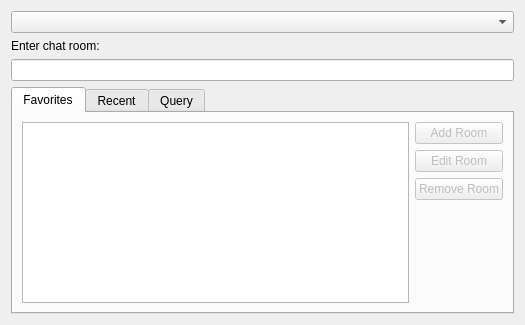
Old version of the form KTp/Widgets/join-chat-room-dialog.ui in the repository dci-debian-kde-applications/ktp-common-internals.
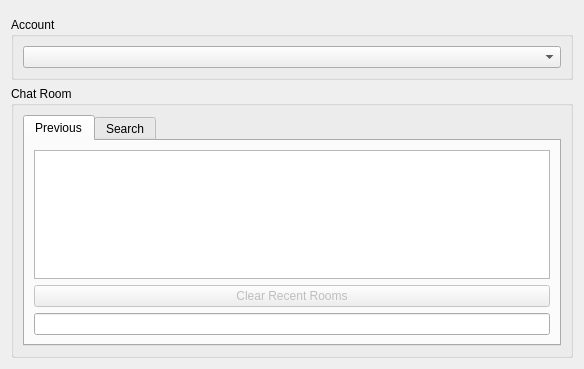
New version of the form. Icons and pictures are not drawn. Custom widgets are drawn as their Qt base class.

Patch:
```diff
--- a/KTp/Widgets/join-chat-room-dialog.ui
+++ b/KTp/Widgets/join-chat-room-dialog.ui
@@ -6,8 +6,8 @@
    <rect>
     <x>0</x>
     <y>0</y>
-    <width>525</width>
-    <height>325</height>
+    <width>584</width>
+    <height>369</height>
    </rect>
   </property>
   <property name="minimumSize">
@@ -21,105 +21,71 @@
   </property>
   <layout class="QVBoxLayout" name="verticalLayout">
    <item>
-    <widget class="KTp::AccountsComboBox" name="comboBox"/>
+    <widget class="KMessageWidget" name="feedbackWidget" native="true"/>
    </item>
    <item>
-    <widget class="QLabel" name="label">
-     <property name="text">
-      <string>Enter chat room:</string>
+    <widget class="QGroupBox" name="accountGroupBox">
+     <property name="sizePolicy">
+      <sizepolicy hsizetype="Preferred" vsizetype="Minimum">
+       <horstretch>0</horstretch>
+       <verstretch>0</verstretch>
+      </sizepolicy>
      </property>
-    </widget>
-   </item>
+     <property name="title">
+      <string>Account</string>
+     </property>
+     <layout class="QHBoxLayout" name="horizontalLayout_2">
    <item>
-    <widget class="KLineEdit" name="lineEdit">
-     <property name="showClearButton" stdset="0">
-      <bool>true</bool>
+       <widget class="KTp::AccountsComboBox" name="comboBox">
+        <property name="sizePolicy">
+         <sizepolicy hsizetype="Expanding" vsizetype="Fixed">
+          <horstretch>0</horstretch>
+          <verstretch>0</verstretch>
+         </sizepolicy>
      </property>
     </widget>
    </item>
+     </layout>
+    </widget>
+   </item>
+   <item>
+    <widget class="QGroupBox" name="chatRoomGroupBox">
+     <property name="sizePolicy">
+      <sizepolicy hsizetype="Preferred" vsizetype="Expanding">
+       <horstretch>0</horstretch>
+       <verstretch>0</verstretch>
+      </sizepolicy>
+     </property>
+     <property name="title">
+      <string>Chat Room</string>
+     </property>
+     <layout class="QVBoxLayout" name="verticalLayout_2">
    <item>
     <widget class="QTabWidget" name="tabWidget">
      <property name="currentIndex">
       <number>0</number>
      </property>
-     <widget class="QWidget" name="favoritesTab">
+        <widget class="QWidget" name="previousTab">
       <attribute name="title">
-       <string>Favorites</string>
-      </attribute>
-      <layout class="QVBoxLayout" name="verticalLayout_3">
-       <item>
-        <layout class="QHBoxLayout" name="horizontalLayout_2">
-         <item>
-          <widget class="QListView" name="listView"/>
-         </item>
-         <item>
+          <string>Previous</string>
+         </attribute>
           <layout class="QVBoxLayout" name="verticalLayout_4">
            <item>
-            <widget class="QPushButton" name="addFavoritePushButton">
-             <property name="enabled">
-              <bool>false</bool>
-             </property>
-             <property name="text">
-              <string>Add Room</string>
-             </property>
-            </widget>
-           </item>
-           <item>
-            <widget class="QPushButton" name="editFavoritePushButton">
-             <property name="enabled">
+           <widget class="QTreeView" name="previousView">
+            <property name="alternatingRowColors">
+             <bool>true</bool>
+            </property>
+            <property name="rootIsDecorated">
               <bool>false</bool>
              </property>
-             <property name="text">
-              <string>Edit Room</string>
-             </property>
-            </widget>
-           </item>
-           <item>
-            <widget class="QPushButton" name="removeFavoritePushButton">
-             <property name="enabled">
-              <bool>false</bool>
-             </property>
-             <property name="text">
-              <string>Remove Room</string>
-             </property>
-            </widget>
-           </item>
-           <item>
-            <spacer name="verticalSpacer">
-             <property name="orientation">
-              <enum>Qt::Vertical</enum>
-             </property>
-             <property name="sizeHint" stdset="0">
-              <size>
-               <width>20</width>
-               <height>40</height>
-              </size>
-             </property>
-            </spacer>
-           </item>
-          </layout>
-         </item>
-        </layout>
-       </item>
-      </layout>
-     </widget>
-     <widget class="QWidget" name="recentTab">
-      <attribute name="title">
-       <string>Recent</string>
-      </attribute>
-      <layout class="QHBoxLayout" name="horizontalLayout_3">
-       <item>
-        <widget class="QListWidget" name="recentListWidget"/>
-       </item>
-       <item>
-        <layout class="QVBoxLayout" name="verticalLayout_5">
-         <item>
-          <widget class="QPushButton" name="removeRecentPushButton">
-           <property name="enabled">
-            <bool>false</bool>
-           </property>
-           <property name="text">
-            <string>Remove</string>
+            <property name="uniformRowHeights">
+             <bool>true</bool>
+            </property>
+            <property name="sortingEnabled">
+             <bool>true</bool>
+            </property>
+            <property name="allColumnsShowFocus">
+             <bool>true</bool>
            </property>
           </widget>
          </item>
@@ -129,32 +95,31 @@
             <bool>false</bool>
            </property>
            <property name="text">
-            <string>Clear list</string>
+             <string>Clear Recent Rooms</string>
+            </property>
+            <property name="icon">
+             <iconset theme="edit-clear-list">
+              <normaloff>../../../../../home/drdanz/.designer/backup</normaloff>../../../../../home/drdanz/.designer/backup</iconset>
            </property>
           </widget>
          </item>
          <item>
-          <spacer name="verticalSpacer_2">
-           <property name="orientation">
-            <enum>Qt::Vertical</enum>
-           </property>
-           <property name="sizeHint" stdset="0">
-            <size>
-             <width>20</width>
-             <height>40</height>
-            </size>
-           </property>
-          </spacer>
-         </item>
-        </layout>
-       </item>
-      </layout>
-     </widget>
-     <widget class="QWidget" name="queryTab">
+           <widget class="KLineEdit" name="lineEdit">
+            <property name="clickMessage">
+             <string>Enter chat room name or address</string>
+            </property>
+            <property name="showClearButton" stdset="0">
+             <bool>true</bool>
+            </property>
+           </widget>
+          </item>
+         </layout>
+        </widget>
+        <widget class="QWidget" name="searchTab">
       <attribute name="title">
-       <string>Query</string>
-      </attribute>
-      <layout class="QVBoxLayout" name="verticalLayout_2">
+          <string>Search</string>
+         </attribute>
+         <layout class="QVBoxLayout" name="verticalLayout_3">
        <item>
         <widget class="QLabel" name="serverLabel">
          <property name="text">
@@ -163,7 +128,7 @@
         </widget>
        </item>
        <item>
-        <layout class="QHBoxLayout" name="horizontalLayout">
+           <layout class="QHBoxLayout" name="queryHLayout">
          <item>
           <widget class="KLineEdit" name="serverLineEdit">
            <property name="placeholderText">
@@ -178,43 +143,47 @@
           </widget>
          </item>
          <item>
-          <widget class="QPushButton" name="queryPushButton">
+             <widget class="QToolButton" name="queryButton">
            <property name="enabled">
             <bool>false</bool>
            </property>
            <property name="text">
             <string>Query</string>
            </property>
-          </widget>
-         </item>
-         <item>
-          <widget class="QPushButton" name="stopPushButton">
-           <property name="enabled">
-            <bool>false</bool>
-           </property>
-           <property name="text">
-            <string>Stop</string>
+              <property name="icon">
+               <iconset theme="media-playback-start">
+                <normaloff/>
+               </iconset>
            </property>
           </widget>
          </item>
         </layout>
        </item>
        <item>
-        <widget class="QTreeView" name="treeView">
+           <widget class="QTreeView" name="queryView">
          <property name="alternatingRowColors">
           <bool>true</bool>
          </property>
-         <property name="selectionMode">
-          <enum>QAbstractItemView::ExtendedSelection</enum>
-         </property>
          <property name="rootIsDecorated">
           <bool>false</bool>
          </property>
          <property name="uniformRowHeights">
           <bool>true</bool>
          </property>
+            <property name="sortingEnabled">
+             <bool>true</bool>
+            </property>
          <property name="allColumnsShowFocus">
           <bool>true</bool>
+            </property>
+           </widget>
+          </item>
+          <item>
+           <layout class="QHBoxLayout" name="filterHLayout">
+            <item>
+             <widget class="QLabel" name="filterPicture">
+              <property name="text">
+               <string notr="true">Filter</string>
          </property>
         </widget>
        </item>
@@ -224,7 +193,7 @@
           <string/>
          </property>
          <property name="clickMessage">
-          <string>Search rooms</string>
+               <string>Filter rooms</string>
          </property>
          <property name="showClearButton" stdset="0">
           <bool>true</bool>
@@ -232,7 +201,12 @@
         </widget>
        </item>
       </layout>
-     </widget>
+          </item>
+         </layout>
+        </widget>
+       </widget>
+      </item>
+     </layout>
     </widget>
    </item>
   </layout>
@@ -248,6 +222,12 @@
    <extends>QComboBox</extends>
    <header>accounts-combo-box.h</header>
   </customwidget>
+  <customwidget>
+   <class>KMessageWidget</class>
+   <extends>QWidget</extends>
+   <header location="global">kmessagewidget.h</header>
+   <container>1</container>
+  </customwidget>
  </customwidgets>
  <resources/>
  <connections/>
```
Lines whose indentation alone changed are shown as unchanged.
